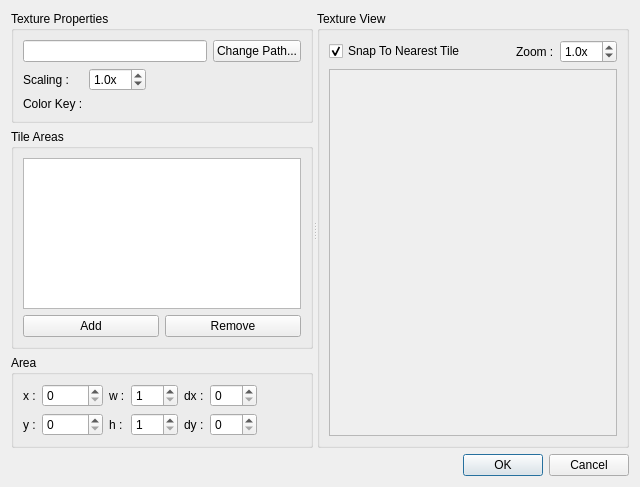
Old version of the form ImportTilesInBulkDialog.ui in the repository fborse/map-painter-95.
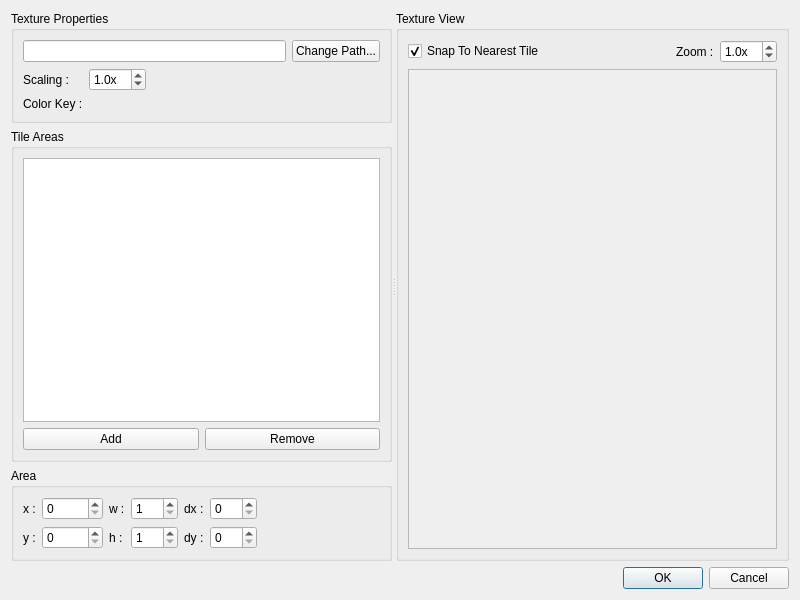
New version of the form. Custom widgets are drawn as their Qt base class.

What changed in the file:
```diff
--- a/ImportTilesInBulkDialog.ui
+++ b/ImportTilesInBulkDialog.ui
@@ -6,8 +6,8 @@
    <rect>
     <x>0</x>
     <y>0</y>
-    <width>640</width>
-    <height>487</height>
+    <width>800</width>
+    <height>600</height>
    </rect>
   </property>
   <property name="windowTitle">
@@ -338,8 +338,8 @@
            <rect>
             <x>0</x>
             <y>0</y>
-            <width>269</width>
-            <height>355</height>
+            <width>368</width>
+            <height>468</height>
            </rect>
           </property>
           <layout class="QHBoxLayout" name="horizontalLayout_3">
```
